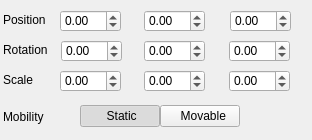
Qt form gameplay-editor/src/PropertiesTransform.ui (gameplay3d/gameplay) before a commit.
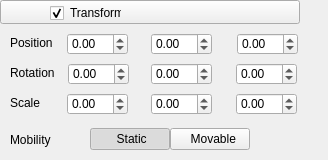
The same form after that commit. Icons and pictures are not drawn.

Commit message: Updated the object-component architecture to drop templates. Initial setup of the component propertie editors.

```diff
--- a/gameplay-editor/src/PropertiesTransform.ui
+++ b/gameplay-editor/src/PropertiesTransform.ui
@@ -1,13 +1,13 @@
 <?xml version="1.0" encoding="UTF-8"?>
 <ui version="4.0">
  <class>PropertiesTransform</class>
- <widget class="QFrame" name="PropertiesTransform">
+ <widget class="QWidget" name="PropertiesTransform">
   <property name="geometry">
    <rect>
     <x>0</x>
     <y>0</y>
-    <width>312</width>
-    <height>140</height>
+    <width>328</width>
+    <height>160</height>
    </rect>
   </property>
   <property name="windowTitle">
@@ -16,8 +16,8 @@
   <widget class="QDoubleSpinBox" name="doubleSpinBoxRotationZ">
    <property name="geometry">
     <rect>
-     <x>229</x>
-     <y>40</y>
+     <x>236</x>
+     <y>63</y>
      <width>61</width>
      <height>22</height>
     </rect>
@@ -32,8 +32,8 @@
   <widget class="QLabel" name="labelSx">
    <property name="geometry">
     <rect>
-     <x>49</x>
-     <y>73</y>
+     <x>56</x>
+     <y>96</y>
      <width>16</width>
      <height>16</height>
     </rect>
@@ -51,8 +51,8 @@
   <widget class="QLabel" name="labelPosition">
    <property name="geometry">
     <rect>
-     <x>3</x>
-     <y>13</y>
+     <x>10</x>
+     <y>36</y>
      <width>47</width>
      <height>14</height>
     </rect>
@@ -64,8 +64,8 @@
   <widget class="QLabel" name="labelPz">
    <property name="geometry">
     <rect>
-     <x>219</x>
-     <y>13</y>
+     <x>226</x>
+     <y>36</y>
      <width>16</width>
      <height>16</height>
     </rect>
@@ -83,8 +83,8 @@
   <widget class="QLabel" name="labelRotation">
    <property name="geometry">
     <rect>
-     <x>3</x>
-     <y>43</y>
+     <x>10</x>
+     <y>66</y>
      <width>47</width>
      <height>14</height>
     </rect>
@@ -96,8 +96,8 @@
   <widget class="QDoubleSpinBox" name="doubleSpinBoxRotationY">
    <property name="geometry">
     <rect>
-     <x>144</x>
-     <y>40</y>
+     <x>151</x>
+     <y>63</y>
      <width>61</width>
      <height>22</height>
     </rect>
@@ -112,8 +112,8 @@
   <widget class="QLabel" name="labelScale">
    <property name="geometry">
     <rect>
-     <x>3</x>
-     <y>73</y>
+     <x>10</x>
+     <y>96</y>
      <width>47</width>
      <height>14</height>
     </rect>
@@ -125,8 +125,8 @@
   <widget class="QLabel" name="labelRx">
    <property name="geometry">
     <rect>
-     <x>50</x>
-     <y>43</y>
+     <x>57</x>
+     <y>66</y>
      <width>16</width>
      <height>16</height>
     </rect>
@@ -144,8 +144,8 @@
   <widget class="QLabel" name="labelPx">
    <property name="geometry">
     <rect>
-     <x>50</x>
-     <y>13</y>
+     <x>57</x>
+     <y>36</y>
      <width>16</width>
      <height>16</height>
     </rect>
@@ -163,8 +163,8 @@
   <widget class="QDoubleSpinBox" name="doubleSpinBoxPositionX">
    <property name="geometry">
     <rect>
-     <x>60</x>
-     <y>10</y>
+     <x>67</x>
+     <y>33</y>
      <width>61</width>
      <height>22</height>
     </rect>
@@ -179,8 +179,8 @@
   <widget class="QDoubleSpinBox" name="doubleSpinBoxPositionZ">
    <property name="geometry">
     <rect>
-     <x>230</x>
-     <y>10</y>
+     <x>237</x>
+     <y>33</y>
      <width>61</width>
      <height>22</height>
     </rect>
@@ -195,8 +195,8 @@
   <widget class="QDoubleSpinBox" name="doubleSpinBoxRotationX">
    <property name="geometry">
     <rect>
-     <x>61</x>
-     <y>40</y>
+     <x>68</x>
+     <y>63</y>
      <width>61</width>
      <height>22</height>
     </rect>
@@ -211,8 +211,8 @@
   <widget class="QDoubleSpinBox" name="doubleSpinBoxScaleZ">
    <property name="geometry">
     <rect>
-     <x>229</x>
-     <y>70</y>
+     <x>236</x>
+     <y>93</y>
      <width>61</width>
      <height>22</height>
     </rect>
@@ -227,8 +227,8 @@
   <widget class="QDoubleSpinBox" name="doubleSpinBoxScaleX">
    <property name="geometry">
     <rect>
-     <x>60</x>
-     <y>70</y>
+     <x>67</x>
+     <y>93</y>
      <width>61</width>
      <height>22</height>
     </rect>
@@ -243,8 +243,8 @@
   <widget class="QDoubleSpinBox" name="doubleSpinBoxScaleY">
    <property name="geometry">
     <rect>
-     <x>144</x>
-     <y>70</y>
+     <x>151</x>
+     <y>93</y>
      <width>61</width>
      <height>22</height>
     </rect>
@@ -259,8 +259,8 @@
   <widget class="QLabel" name="labelPy">
    <property name="geometry">
     <rect>
-     <x>133</x>
-     <y>13</y>
+     <x>140</x>
+     <y>36</y>
      <width>16</width>
      <height>16</height>
     </rect>
@@ -278,8 +278,8 @@
   <widget class="QDoubleSpinBox" name="doubleSpinBoxPositionY">
    <property name="geometry">
     <rect>
-     <x>144</x>
-     <y>10</y>
+     <x>151</x>
+     <y>33</y>
      <width>61</width>
      <height>22</height>
     </rect>
@@ -294,8 +294,8 @@
   <widget class="QLabel" name="labelRy">
    <property name="geometry">
     <rect>
-     <x>133</x>
-     <y>43</y>
+     <x>140</x>
+     <y>66</y>
      <width>16</width>
      <height>16</height>
     </rect>
@@ -313,8 +313,8 @@
   <widget class="QLabel" name="labelSy">
    <property name="geometry">
     <rect>
-     <x>133</x>
-     <y>73</y>
+     <x>140</x>
+     <y>96</y>
      <width>16</width>
      <height>16</height>
     </rect>
@@ -332,8 +332,8 @@
   <widget class="QLabel" name="labelRz">
    <property name="geometry">
     <rect>
-     <x>219</x>
-     <y>43</y>
+     <x>226</x>
+     <y>66</y>
      <width>16</width>
      <height>16</height>
     </rect>
@@ -351,8 +351,8 @@
   <widget class="QLabel" name="labelSz">
    <property name="geometry">
     <rect>
-     <x>219</x>
-     <y>73</y>
+     <x>226</x>
+     <y>96</y>
      <width>16</width>
      <height>16</height>
     </rect>
@@ -370,8 +370,8 @@
   <widget class="QPushButton" name="pushButtonStatic">
    <property name="geometry">
     <rect>
-     <x>80</x>
-     <y>105</y>
+     <x>90</x>
+     <y>128</y>
      <width>80</width>
      <height>22</height>
     </rect>
@@ -393,8 +393,8 @@
   <widget class="QPushButton" name="pushButtonMovable">
    <property name="geometry">
     <rect>
-     <x>160</x>
-     <y>105</y>
+     <x>170</x>
+     <y>128</y>
      <width>80</width>
      <height>22</height>
     </rect>
@@ -413,8 +413,8 @@
   <widget class="QLabel" name="labelMobility">
    <property name="geometry">
     <rect>
-     <x>3</x>
-     <y>110</y>
+     <x>10</x>
+     <y>133</y>
      <width>47</width>
      <height>14</height>
     </rect>
@@ -423,6 +423,182 @@
     <string>Mobility</string>
    </property>
   </widget>
+  <widget class="QLabel" name="labelHeaderIcon">
+   <property name="geometry">
+    <rect>
+     <x>28</x>
+     <y>5</y>
+     <width>16</width>
+     <height>16</height>
+    </rect>
+   </property>
+   <property name="text">
+    <string/>
+   </property>
+   <property name="pixmap">
+    <pixmap resource="../gameplay-editor.qrc">:/res/images/scene-object.png</pixmap>
+   </property>
+   <property name="scaledContents">
+    <bool>true</bool>
+   </property>
+  </widget>
+  <widget class="QPushButton" name="pushButtonHeader">
+   <property name="geometry">
+    <rect>
+     <x>0</x>
+     <y>0</y>
+     <width>300</width>
+     <height>24</height>
+    </rect>
+   </property>
+   <property name="sizePolicy">
+    <sizepolicy hsizetype="Preferred" vsizetype="Fixed">
+     <horstretch>0</horstretch>
+     <verstretch>0</verstretch>
+    </sizepolicy>
+   </property>
+   <property name="text">
+    <string/>
+   </property>
+   <property name="flat">
+    <bool>false</bool>
+   </property>
+  </widget>
+  <widget class="QCheckBox" name="checkBoxEnabled">
+   <property name="geometry">
+    <rect>
+     <x>50</x>
+     <y>5</y>
+     <width>16</width>
+     <height>16</height>
+    </rect>
+   </property>
+   <property name="text">
+    <string/>
+   </property>
+   <property name="checked">
+    <bool>true</bool>
+   </property>
+  </widget>
+  <widget class="QLabel" name="labelHeaderName">
+   <property name="geometry">
+    <rect>
+     <x>70</x>
+     <y>5</y>
+     <width>51</width>
+     <height>16</height>
+    </rect>
+   </property>
+   <property name="text">
+    <string>Transform</string>
+   </property>
+  </widget>
+  <widget class="QToolButton" name="toolButtonHeaderOptions">
+   <property name="geometry">
+    <rect>
+     <x>275</x>
+     <y>4</y>
+     <width>21</width>
+     <height>21</height>
+    </rect>
+   </property>
+   <property name="styleSheet">
+    <string notr="true">border: 0</string>
+   </property>
+   <property name="text">
+    <string/>
+   </property>
+   <property name="icon">
+    <iconset resource="../gameplay-editor.qrc">
+     <normaloff>:/res/images/menu.png</normaloff>:/res/images/menu.png</iconset>
+   </property>
+   <property name="iconSize">
+    <size>
+     <width>18</width>
+     <height>18</height>
+    </size>
+   </property>
+   <property name="popupMode">
+    <enum>QToolButton::InstantPopup</enum>
+   </property>
+  </widget>
+  <widget class="QToolButton" name="toolButtonHeaderExpander">
+   <property name="geometry">
+    <rect>
+     <x>4</x>
+     <y>2</y>
+     <width>21</width>
+     <height>21</height>
+    </rect>
+   </property>
+   <property name="styleSheet">
+    <string notr="true">border: 0</string>
+   </property>
+   <property name="text">
+    <string/>
+   </property>
+   <property name="icon">
+    <iconset resource="../gameplay-editor.qrc">
+     <normaloff>:/res/images/arrow-down.png</normaloff>:/res/images/arrow-down.png</iconset>
+   </property>
+   <property name="iconSize">
+    <size>
+     <width>18</width>
+     <height>18</height>
+    </size>
+   </property>
+   <property name="popupMode">
+    <enum>QToolButton::InstantPopup</enum>
+   </property>
+  </widget>
+  <action name="actionReset">
+   <property name="icon">
+    <iconset resource="../gameplay-editor.qrc">
+     <normaloff>:/res/images/reset.png</normaloff>:/res/images/reset.png</iconset>
+   </property>
+   <property name="text">
+    <string>Reset</string>
+   </property>
+  </action>
+  <action name="actionInfo">
+   <property name="icon">
+    <iconset resource="../gameplay-editor.qrc">
+     <normaloff>:/res/images/help.png</normaloff>:/res/images/help.png</iconset>
+   </property>
+   <property name="text">
+    <string>Info</string>
+   </property>
+  </action>
+  <zorder>pushButtonHeader</zorder>
+  <zorder>doubleSpinBoxRotationZ</zorder>
+  <zorder>labelSx</zorder>
+  <zorder>labelPosition</zorder>
+  <zorder>labelPz</zorder>
+  <zorder>labelRotation</zorder>
+  <zorder>doubleSpinBoxRotationY</zorder>
+  <zorder>labelScale</zorder>
+  <zorder>labelRx</zorder>
+  <zorder>labelPx</zorder>
+  <zorder>doubleSpinBoxPositionX</zorder>
+  <zorder>doubleSpinBoxPositionZ</zorder>
+  <zorder>doubleSpinBoxRotationX</zorder>
+  <zorder>doubleSpinBoxScaleZ</zorder>
+  <zorder>doubleSpinBoxScaleX</zorder>
+  <zorder>doubleSpinBoxScaleY</zorder>
+  <zorder>labelPy</zorder>
+  <zorder>doubleSpinBoxPositionY</zorder>
+  <zorder>labelRy</zorder>
+  <zorder>labelSy</zorder>
+  <zorder>labelRz</zorder>
+  <zorder>labelSz</zorder>
+  <zorder>pushButtonStatic</zorder>
+  <zorder>pushButtonMovable</zorder>
+  <zorder>labelMobility</zorder>
+  <zorder>labelHeaderIcon</zorder>
+  <zorder>checkBoxEnabled</zorder>
+  <zorder>labelHeaderName</zorder>
+  <zorder>toolButtonHeaderOptions</zorder>
+  <zorder>toolButtonHeaderExpander</zorder>
  </widget>
  <resources>
   <include location="../gameplay-editor.qrc"/>
```
The commit also changes 58 other files.
